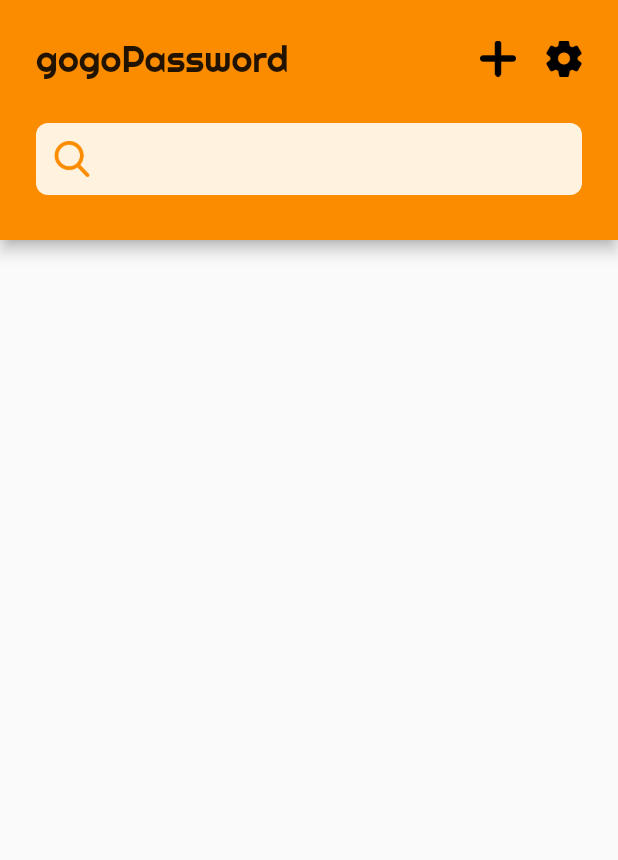
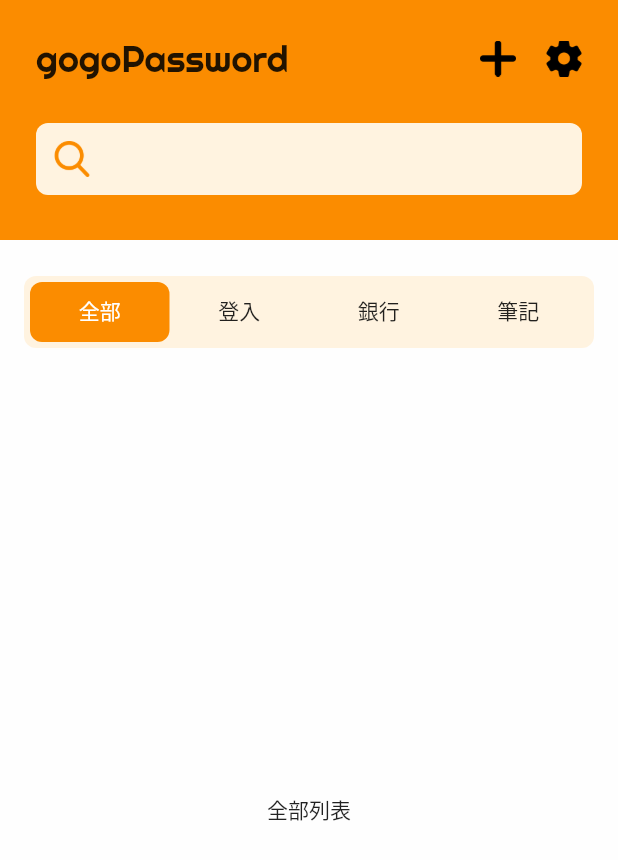
Before and after one commit to s00001sam/Go-Go-Password, a Flutter app: the screen it shows after launch, on a phone screen of 412 x 824 dp. Shown: the top 860 px of the screen. Run offline on Flutter 3.47's test engine with Material 2 defaults, Android fonts, the light colour scheme and no system bars; our stand-ins replace google_fonts.

Commit message:
complete tablayout and appbar in HomePage

```diff
--- a/lib/theme/theme_constants.dart
+++ b/lib/theme/theme_constants.dart
@@ -1,4 +1,5 @@
 import 'package:flutter/material.dart';
+import 'package:google_fonts/google_fonts.dart';
 
 ThemeData lightTheme = ThemeData(
   colorScheme: ColorScheme(
@@ -15,6 +16,7 @@ ThemeData lightTheme = ThemeData(
     onSurface: Colors.black87,
   ),
   hintColor: Colors.orange.shade600,
+  fontFamily: GoogleFonts.notoSans().fontFamily,
 );
 
 ThemeData darkTheme = ThemeData(
@@ -32,4 +34,5 @@ ThemeData darkTheme = ThemeData(
     onSurface: Colors.white,
   ),
   hintColor: Colors.deepOrange,
+  fontFamily: GoogleFonts.notoSans().fontFamily,
 );
--- a/lib/view/home_page.dart
+++ b/lib/view/home_page.dart
@@ -12,7 +12,8 @@ class HomePage extends StatelessWidget {
       resizeToAvoidBottomInset: false,
       appBar: AppBar(
         backgroundColor: theme.colorScheme.primary,
-        toolbarHeight: 160, // Set this height
+        toolbarHeight: 160.0, // Set this height
+        elevation: 0.0,
         flexibleSpace: const SafeArea(
           child: Padding(
             padding: EdgeInsets.all(24.0),
@@ -26,7 +27,7 @@ class HomePage extends StatelessWidget {
           ),
         ),
       ),
-      body: const Center(),
+      body: const MyTabBarContainer(),
     );
   }
 }
@@ -96,8 +97,9 @@ class _SearchBarState extends State<SearchBar> {
       width: double.infinity,
       height: 48.0,
       decoration: BoxDecoration(
-          color: theme.colorScheme.secondary,
-          borderRadius: const BorderRadius.all(Radius.circular(8.0))),
+        color: theme.colorScheme.secondary,
+        borderRadius: const BorderRadius.all(Radius.circular(8.0)),
+      ),
       child: Row(
         children: [
           const SizedBox(width: 12.0),
@@ -106,7 +108,7 @@ class _SearchBarState extends State<SearchBar> {
             fit: BoxFit.contain,
             width: 24.0,
             height: 24.0,
-            color: theme.colorScheme.primary,
+            color: theme.colorScheme.onSecondary,
           ),
           const SizedBox(width: 16.0),
           Expanded(
@@ -114,14 +116,11 @@ class _SearchBarState extends State<SearchBar> {
               textAlign: TextAlign.left,
               style: TextStyle(
                 fontSize: 20.0,
-                color: theme.colorScheme.primary,
+                color: theme.colorScheme.onSecondary,
               ),
               maxLines: 1,
               controller: _searchController,
-              keyboardType: TextInputType.number,
-              inputFormatters: <TextInputFormatter>[
-                FilteringTextInputFormatter.digitsOnly,
-              ],
+              keyboardType: TextInputType.text,
               decoration: const InputDecoration(border: InputBorder.none),
             ),
           ),
@@ -130,3 +129,74 @@ class _SearchBarState extends State<SearchBar> {
     );
   }
 }
+
+class MyTabBarContainer extends StatelessWidget {
+  const MyTabBarContainer({Key? key}) : super(key: key);
+
+  @override
+  Widget build(BuildContext context) {
+    var theme = Theme.of(context);
+    return Center(
+      child: DefaultTabController(
+        length: 4,
+        child: Container(
+          color: theme.colorScheme.surface,
+          child: Column(
+            children: [
+              Padding(
+                padding: const EdgeInsets.symmetric(
+                  vertical: 24.0,
+                  horizontal: 16.0,
+                ),
+                child: Container(
+                  height: 48.0,
+                  decoration: BoxDecoration(
+                    color: theme.colorScheme.secondary,
+                    borderRadius: const BorderRadius.all(Radius.circular(8.0)),
+                  ),
+                  child: Padding(
+                    padding: const EdgeInsets.all(4.0),
+                    child: TabBar(
+                      indicator: BoxDecoration(
+                        color: theme.colorScheme.onSecondary,
+                        borderRadius: const BorderRadius.all(
+                          Radius.circular(8.0),
+                        ),
+                      ),
+                      labelColor: Colors.white,
+                      unselectedLabelColor: Colors.black87,
+                      tabs: const [
+                        Tab(text: '全部'),
+                        Tab(text: '登入'),
+                        Tab(text: '銀行'),
+                        Tab(text: '筆記'),
+                      ],
+                    ),
+                  ),
+                ),
+              ),
+              const Expanded(
+                  child: TabBarView(
+                children: [
+                  // TODO : 待修改為正式頁面
+                  Center(
+                    child: Text('全部列表'),
+                  ),
+                  Center(
+                    child: Text('登入列表'),
+                  ),
+                  Center(
+                    child: Text('銀行列表'),
+                  ),
+                  Center(
+                    child: Text('筆記列表'),
+                  ),
+                ],
+              )),
+            ],
+          ),
+        ),
+      ),
+    );
+  }
+}
```
